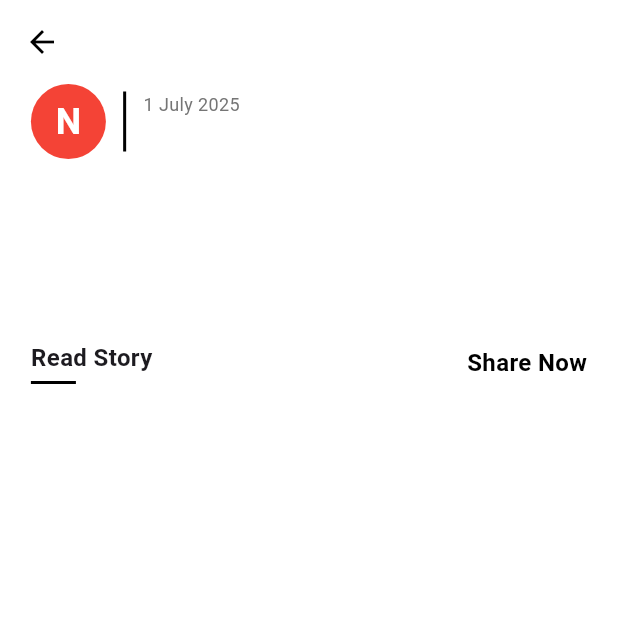
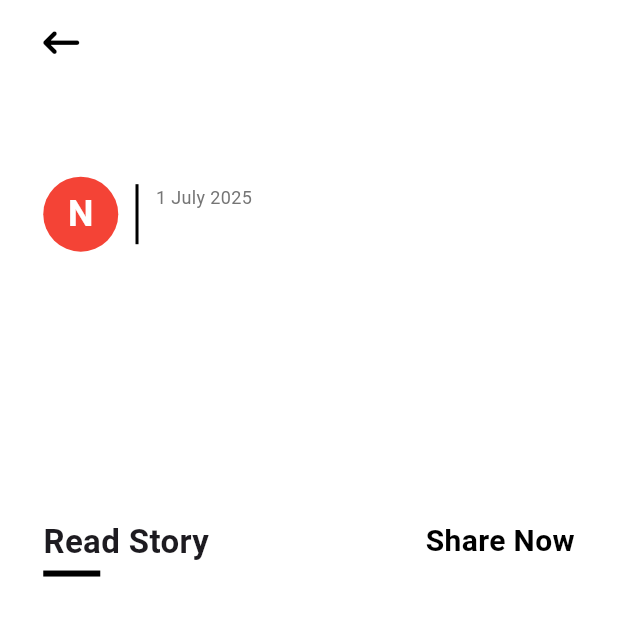
Before and after one commit to Sourish2003/news_app, a Flutter app: the NewsDetailScreen screen opened directly with empty values, on a phone screen of 412 x 824 dp, the top half of it. Run offline on Flutter 3.47's test engine with Material 3 defaults, Android fonts, the phone set to English and light mode, and no system bars; drawn by our look-alikes of flutter_easyloading, overlay_support; our stand-ins replace cached_network_image, connectivity_plus, fluttertoast, font_awesome_flutter, go_router, logger and 3 more; accounts and stored records are empty; network calls fail.

Commit message:
UI improvements and dependency updates
- Enhanced the news detail and list screens with improved padding, sizing, and layout for a better user experience.
- Updated Gradle and Android plugin versions, and made minor code style and formatting improvements throughout the codebase.

```diff
--- a/lib/config/routes/routes.dart
+++ b/lib/config/routes/routes.dart
@@ -1,4 +1,3 @@
-
 import 'package:flutter/material.dart';
 import 'package:go_router/go_router.dart';
 
--- a/lib/config/routes/routes_config.dart
+++ b/lib/config/routes/routes_config.dart
@@ -1,4 +1,5 @@
 import 'package:go_router/go_router.dart';
+
 import '../../features/news_detail/view/news_detail_screen.dart';
 import '../../features/news_list/model/news_list_model.dart';
 import '../../features/news_list/view/news_list_screen.dart';
--- a/lib/data/catch_data/shared_preference_catch.dart
+++ b/lib/data/catch_data/shared_preference_catch.dart
@@ -23,7 +23,7 @@ getStrPrefs({required key}) async {
     } else {
       return "";
     }
-  } catch(e) {
+  } catch (e) {
     //   TODO
   }
 }
@@ -36,7 +36,7 @@ Future<int?> getIntPrefs({required String key}) async {
     } else {
       return -1;
     }
-  } catch(e) {
+  } catch (e) {
     return -1;
   }
 }
@@ -49,7 +49,7 @@ getBoolPrefs({required key}) async {
     } else {
       return false;
     }
-  } catch(e){
+  } catch (e) {
     //   TODO
   }
 }
--- a/lib/data/local_data/local_shared_preferences.dart
+++ b/lib/data/local_data/local_shared_preferences.dart
@@ -31,7 +31,7 @@ class LocalSharePreferences {
       } else {
         return "";
       }
-    } catch(e){
+    } catch (e) {
       //   TODO
     }
   }
@@ -44,7 +44,7 @@ class LocalSharePreferences {
       } else {
         return -1;
       }
-    } catch(e){
+    } catch (e) {
       return -1;
     }
   }
@@ -57,7 +57,7 @@ class LocalSharePreferences {
       } else {
         return false;
       }
-    } catch(e){
+    } catch (e) {
       return false;
     }
   }
--- a/lib/data/remote_data/network/base_api_service.dart
+++ b/lib/data/remote_data/network/base_api_service.dart
@@ -45,10 +45,10 @@ class NetworkApiService {
     return responseJson;
   }
 
-  Future<Map<String, String>> customApiHeader({String ContentType = ""}) async {
+  Future<Map<String, String>> customApiHeader({String contentType = ""}) async {
     String token = await getAccessToken(); //application/json
-    if (ContentType.isNotEmpty) {
-      return {'Authorization': 'Bearer $token', 'content-type': ContentType};
+    if (contentType.isNotEmpty) {
+      return {'Authorization': 'Bearer $token', 'content-type': contentType};
     } else {
       return {'Authorization': 'Bearer $token'};
     }
--- a/lib/features/news_detail/view/news_detail_screen.dart
+++ b/lib/features/news_detail/view/news_detail_screen.dart
@@ -3,6 +3,7 @@ import 'package:flutter/material.dart';
 import 'package:font_awesome_flutter/font_awesome_flutter.dart';
 import 'package:go_router/go_router.dart';
 import 'package:provider/provider.dart';
+
 import '../../../utils/extensions/context_extension.dart';
 import '../../../widgets/reusable_snack_bar.dart';
 import '../../news_list/model/news_list_model.dart';
@@ -58,20 +59,25 @@ class _NewsDetailScreenState extends State<NewsDetailScreen> {
             appBar: AppBar(
               backgroundColor: Colors.white,
               elevation: 0,
-              leading: IconButton(
-                icon: const Icon(Icons.arrow_back, color: Colors.black),
+              leading: Padding(
+                padding: EdgeInsets.only(left: context.screenWidth * 0.07 - 8),
+                child: IconButton(
+                  icon: const FaIcon(FontAwesomeIcons.arrowLeftLong,
+                      color: Colors.black),
                   onPressed: () => context.pop(),
+                ),
               ),
             ),
             body: SingleChildScrollView(
               child: Padding(
                 padding: EdgeInsets.symmetric(
-                  horizontal: context.screenWidth * 0.05,
+                  horizontal: context.screenWidth * 0.07,
                 ),
                 child: Column(
                   crossAxisAlignment: CrossAxisAlignment.start,
                   children: [
                     // Source and Date
+                    SizedBox(height: context.screenHeight * 0.075),
                     Row(
                       children: [
                         Container(
@@ -123,29 +129,27 @@ class _NewsDetailScreenState extends State<NewsDetailScreen> {
                         ),
                       ],
                     ),
-                    const SizedBox(height: 24),
+                    SizedBox(height: context.screenHeight * 0.04),
 
                     // Title with highlighted search query
                     _buildHighlightedText(
                       article.title,
                       viewModel.searchQuery,
-                      Theme.of(context).textTheme.headlineMedium?.copyWith(
+                      Theme.of(context).textTheme.headlineLarge?.copyWith(
                                 fontWeight: FontWeight.bold,
-                                height: 1.2,
+                                height: 2,
                               ) ??
                           const TextStyle(),
                     ),
-                    const SizedBox(height: 16),
+                    SizedBox(height: context.screenHeight * 0.0165),
 
                     // Description
-                    Text(
-                      article.description,
-                      style: TextStyle(
-                        fontSize: 16,
-                        color: Colors.grey[700],
-                        height: 1.5,
-                      ),
-                    ),
+                    Text(article.description,
+                        style: Theme.of(context).textTheme.titleLarge?.copyWith(
+                              // fontSize: 16,
+                              // color: Colors.grey[700],
+                              height: 2,
+                            )),
                     const SizedBox(height: 24),
 
                     // Action Buttons
@@ -157,7 +161,7 @@ class _NewsDetailScreenState extends State<NewsDetailScreen> {
                             GestureDetector(
                               onTap: () async {
                                 final success = await viewModel.openInBrowser();
-                                if (!success && mounted) {
+                                if (!success && context.mounted) {
                                   ReusableSnackBar.showErrSnackBar(
                                     context,
                                     'Could not open article',
@@ -168,19 +172,21 @@ class _NewsDetailScreenState extends State<NewsDetailScreen> {
                                 'Read Story',
                                 style: TextStyle(
                                   fontWeight: FontWeight.bold,
-                                  fontSize: 16,
+                                  fontSize: 22,
                                 ),
                               ),
                             ),
                             const SizedBox(height: 4),
                             Container(
-                              height: 2,
-                              width: 30,
+                              height: 4,
+                              width: 38,
                               color: Colors.black,
                             ),
                           ],
                         ),
                         Spacer(),
+                        Column(
+                          children: [
                             GestureDetector(
                               onTap: () => viewModel.shareArticle(),
                               child: const Text(
@@ -188,16 +194,23 @@ class _NewsDetailScreenState extends State<NewsDetailScreen> {
                                 style: TextStyle(
                                   color: Colors.black,
                                   fontWeight: FontWeight.bold,
-                              fontSize: 16,
+                                  fontSize: 20,
                                 ),
                               ),
                             ),
+                            const SizedBox(height: 4),
+                            SizedBox(
+                              height: 4,
+                              width: 38,
+                            ),
                           ],
                         ),
-                    const SizedBox(height: 24),
+                      ],
+                    ),
+                    SizedBox(height: context.screenHeight * 0.06),
 
                     // Image
-                    if (article.urlToImage.isNotEmpty)
+                    if (article.urlToImage.isNotEmpty) ...[
                       ClipRRect(
                         borderRadius: BorderRadius.circular(12),
                         child: CachedNetworkImage(
@@ -222,7 +235,8 @@ class _NewsDetailScreenState extends State<NewsDetailScreen> {
                           },
                         ),
                       ),
-                    const SizedBox(height: 24),
+                      SizedBox(height: 24),
+                    ],
 
                     // Content with highlighted search query
                     Text(
--- a/lib/features/news_list/model/news_list_model.dart
+++ b/lib/features/news_list/model/news_list_model.dart
@@ -22,7 +22,8 @@ class NewsModel {
   factory NewsModel.fromJson(Map<String, dynamic> json) => NewsModel(
         status: json["status"],
         totalResults: json["totalResults"],
-    articles: List<Article>.from(json["articles"].map((x) => Article.fromJson(x))),
+        articles: List<Article>.from(
+            json["articles"].map((x) => Article.fromJson(x))),
       );
 
   Map<String, dynamic> toJson() => {
@@ -60,7 +61,8 @@ class Article {
         description: json["description"] ?? '',
         url: json["url"] ?? '',
         urlToImage: json["urlToImage"] ?? '',
-    publishedAt: DateTime.parse(json["publishedAt"] ?? DateTime.now().toIso8601String()),
+        publishedAt: DateTime.parse(
+            json["publishedAt"] ?? DateTime.now().toIso8601String()),
         content: json["content"] ?? '',
       );
 
--- a/lib/features/news_list/repository/news_list_repository.dart
+++ b/lib/features/news_list/repository/news_list_repository.dart
@@ -27,10 +27,12 @@ class NewsListRepository {
       queryParams['from'] = monthAgo.toIso8601String().split('T')[0];
       queryParams['sortBy'] = 'publishedAt';
 
-      dynamic response = await _apiService.getResponse('/everything', queryParams: queryParams);
+      dynamic response = await _apiService.getResponse('/everything',
+          queryParams: queryParams);
 
       if (response is Success) {
-        NewsModel newsModel = NewsModel.fromJson(response.response as Map<String, dynamic>);
+        NewsModel newsModel =
+            NewsModel.fromJson(response.response as Map<String, dynamic>);
         return Success(code: response.code, response: newsModel);
       }
       return response;
--- a/lib/main.dart
+++ b/lib/main.dart
@@ -1,5 +1,4 @@
 import 'package:flutter/material.dart';
-
 // import 'package:flutter_alice/alice.dart';
 import 'package:flutter_easyloading/flutter_easyloading.dart';
 import 'package:overlay_support/overlay_support.dart';
@@ -34,6 +33,7 @@ class MyApp extends StatelessWidget {
       ],
       child: OverlaySupport.global(
         child: MaterialApp.router(
+          debugShowCheckedModeBanner: false,
           routerConfig: routerConfig,
           builder: (context, child) => MediaQuery(
             data: MediaQuery.of(context)
--- a/lib/utils/api_helpers/api_helper.dart
+++ b/lib/utils/api_helpers/api_helper.dart
@@ -1,4 +1,5 @@
 import 'dart:convert';
+
 import 'package:http/http.dart' as http;
 import 'package:logger/logger.dart';
 
--- a/lib/utils/extensions/context_extension.dart
+++ b/lib/utils/extensions/context_extension.dart
@@ -1,7 +1,9 @@
 import 'package:flutter/cupertino.dart';
 
-extension ContextExtension on BuildContext{
+extension ContextExtension on BuildContext {
   Size get screenSize => MediaQuery.of(this).size;
+
   double get screenHeight => MediaQuery.of(this).size.height;
+
   double get screenWidth => MediaQuery.of(this).size.width;
 }
--- a/lib/utils/services/internet_service.dart
+++ b/lib/utils/services/internet_service.dart
@@ -6,7 +6,7 @@ import '../../config/routes/routes.dart';
 class CheckInternetConnection {
   checkInternetConnection(BuildContext context) async {
     var connectivityResult = await Connectivity().checkConnectivity();
-    if (connectivityResult == ConnectivityResult.none) {
+    if (connectivityResult.contains(ConnectivityResult.none) || connectivityResult.isEmpty) {
       if (context.mounted) {
         return showCupertinoDialog(
           context: context,
--- a/lib/widgets/reusable_alert_dialog.dart
+++ b/lib/widgets/reusable_alert_dialog.dart
@@ -71,14 +71,15 @@ class CustomAlertDialog extends StatelessWidget {
       } else {
         onCancelled?.call();
       }
-    } catch(e) {
+    } catch (e) {
       Failure response = e as Failure;
       if (onError != null) {
         onError(response.response.toString());
       } else {
         // Default error handling
         if (context.mounted) {
-          ReusableSnackBar.showErrSnackBar(context, 'Error: ${response.response}');
+          ReusableSnackBar.showErrSnackBar(
+              context, 'Error: ${response.response}');
         }
       }
     }
```
Also changed, not shown: lib/config/Theme/themes.dart (+6 -7 lines), lib/features/news_detail/viewmodel/news_detail_viewmodel.dart (+17 -3 lines), lib/features/news_list/view/news_list_screen.dart (+21 -12 lines), lib/features/news_list/viewmodel/news_list_viewmodel.dart (+11 -3 lines), lib/utils/components/reusable_btn1.dart (+8 -4 lines), lib/config/constants/api_constants.dart (line endings or trailing spaces), pubspec.lock, 2 other files. Lines whose indentation alone changed are shown as unchanged.
